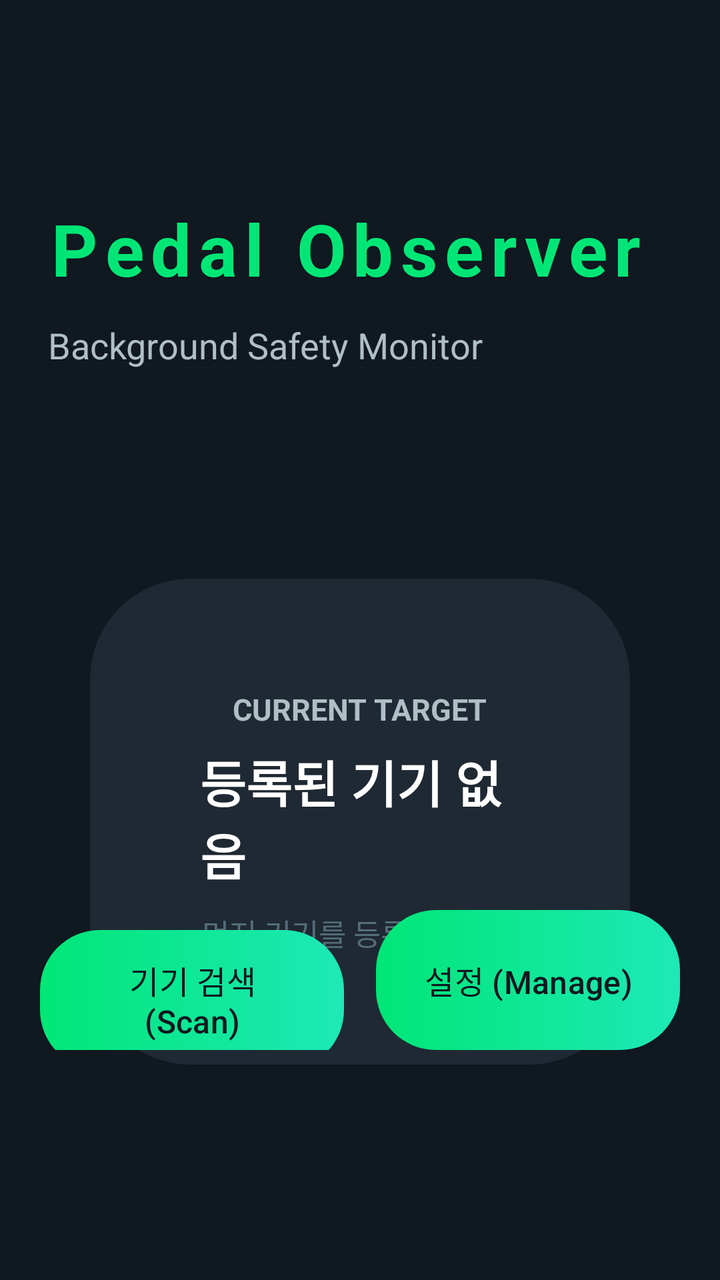
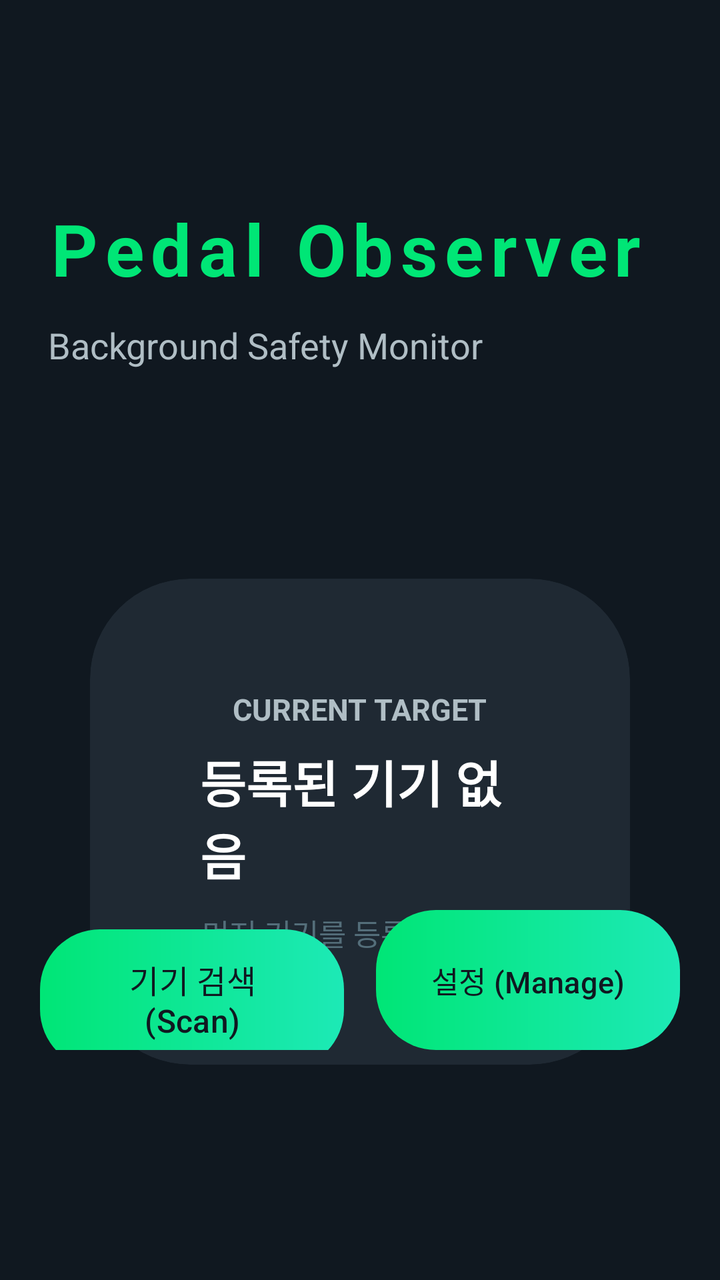

The first picture is an Android layout as it rendered before a commit; the second is the same layout after the commit. The layout source and the unified diff follow.
<!-- AndroidManifest.xml: application theme Theme.AGproject -->
<!-- res/layout/activity_main.xml -->
<?xml version="1.0" encoding="utf-8"?>
<androidx.constraintlayout.widget.ConstraintLayout
    xmlns:android="http://schemas.android.com/apk/res/android"
    xmlns:app="http://schemas.android.com/apk/res-auto"
    android:layout_width="match_parent"
    android:layout_height="match_parent"
    android:background="@color/bg_dark">

    <ImageView
        android:id="@+id/ivBackground"
        android:layout_width="match_parent"
        android:layout_height="match_parent"
        android:scaleType="centerCrop"
        android:contentDescription="Background Image"
        app:layout_constraintTop_toTopOf="parent"
        app:layout_constraintBottom_toBottomOf="parent"
        app:layout_constraintStart_toStartOf="parent"
        app:layout_constraintEnd_toEndOf="parent" />

    <View
        android:layout_width="match_parent"
        android:layout_height="match_parent"
        android:background="@color/bg_dark" />

    <TextView
        android:id="@+id/tvAppTitle"
        android:layout_width="wrap_content"
        android:layout_height="wrap_content"
        android:layout_marginTop="100dp"
        android:layout_marginStart="24dp"
        android:text="@string/app_title"
        android:textColor="@color/accent_blue"
        android:textSize="36sp"
        android:textStyle="bold"
        android:letterSpacing="0.1"
        app:layout_constraintTop_toTopOf="parent"
        app:layout_constraintStart_toStartOf="parent" />

    <TextView
        android:layout_width="wrap_content"
        android:layout_height="wrap_content"
        android:layout_marginTop="12dp"
        android:layout_marginStart="24dp"
        android:text="@string/app_subtitle"
        android:textColor="@color/text_gray"
        android:textSize="18sp"
        app:layout_constraintTop_toBottomOf="@id/tvAppTitle"
        app:layout_constraintStart_toStartOf="parent" />

    <com.google.android.material.card.MaterialCardView
        android:id="@+id/cardCurrentTarget"
        android:layout_width="match_parent"
        android:layout_height="wrap_content"
        android:layout_marginTop="105dp"
        android:layout_marginHorizontal="45dp"
        app:cardBackgroundColor="@color/bg_card"
        app:cardCornerRadius="@dimen/card_corner_radius"
        app:cardElevation="0dp"
        app:strokeWidth="0dp"
        app:strokeColor="@color/accent_blue"
        app:layout_constraintTop_toBottomOf="@id/tvAppTitle"
        app:layout_constraintBottom_toBottomOf="parent"
        app:layout_constraintVertical_bias="0.25">

        <LinearLayout
            android:layout_width="match_parent"
            android:layout_height="wrap_content"
            android:orientation="vertical"
            android:padding="55dp"
            android:gravity="center">

            <TextView
                android:layout_width="wrap_content"
                android:layout_height="wrap_content"
                android:text="@string/label_current_target"
                android:textColor="@color/text_gray"
                android:textSize="15sp"
                android:textStyle="bold"/>

            <TextView
                android:id="@+id/tvTargetName"
                android:layout_width="wrap_content"
                android:layout_height="wrap_content"
                android:layout_marginTop="8dp"
                android:text="@string/no_device_registered"
                android:textColor="@color/text_white"
                android:textSize="25sp"
                android:textStyle="bold"/>

            <TextView
                android:id="@+id/tvTargetAddress"
                android:layout_width="wrap_content"
                android:layout_height="wrap_content"
                android:layout_marginTop="10dp"
                android:text="@string/register_prompt"
                android:textColor="@color/text_hint"
                android:textSize="15sp"/>
        </LinearLayout>

    </com.google.android.material.card.MaterialCardView>

    <LinearLayout
        android:layout_width="match_parent"
        android:layout_height="wrap_content"
        android:orientation="horizontal"
        android:layout_marginBottom="115dp"
        android:layout_marginHorizontal="20dp"
        app:layout_constraintBottom_toBottomOf="parent"
        app:layout_constraintStart_toStartOf="parent"
        app:layout_constraintEnd_toEndOf="parent">

        <com.google.android.material.button.MaterialButton
            android:id="@+id/btnGoScan"
            android:layout_width="0dp"
            android:layout_height="70dp"
            android:layout_weight="1"
            android:layout_marginEnd="8dp"
            android:text="@string/btn_scan"
            android:textColor="#101820"
            android:textSize="16dp"
            android:background="@drawable/bg_mint_gradient"
            app:backgroundTint="@null"
            app:strokeColor="#101820"
            app:strokeWidth="1dp"
            app:cornerRadius="12dp" />

        <com.google.android.material.button.MaterialButton
            android:id="@+id/btnGoManager"
            android:layout_width="0dp"
            android:layout_height="70dp"
            android:layout_weight="1"
            android:layout_marginStart="8dp"
            android:text="@string/btn_manage"
            android:textColor="#101820"
            android:textSize="16dp"
            android:background="@drawable/bg_mint_gradient"
            app:backgroundTint="@null"
            app:strokeColor="#101820"
            app:cornerRadius="12dp"/>

    </LinearLayout>

</androidx.constraintlayout.widget.ConstraintLayout>
<!-- resources referenced by this layout -->
<resources>
  <color name="accent_blue">#00E676</color>
  <color name="bg_card">#1F2933</color>
  <color name="bg_dark">#101820</color>
  <color name="text_gray">#B0BEC5</color>
  <color name="text_hint">#546E7A</color>
  <color name="text_white">#FFFFFF</color>
  <dimen name="card_corner_radius">50dp</dimen>
  <!-- drawable bg_mint_gradient (drawable) -->
  <?xml version="1.0" encoding="utf-8"?>
  <shape xmlns:android="http://schemas.android.com/apk/res/android">
    <gradient
        android:startColor="#00E676"
        android:endColor="#1DE9B6"
        android:angle="0" /> <corners android:radius="30dp" />
  </shape>
  <string name="app_subtitle">Background Safety Monitor</string>
  <string name="app_title">Pedal Observer</string>
  <string name="btn_manage">설정 (Manage)</string>
  <string name="btn_scan">기기 검색 (Scan)</string>
  <string name="label_current_target">CURRENT TARGET</string>
  <string name="no_device_registered">등록된 기기 없음</string>
  <string name="register_prompt">먼저 기기를 등록해주세요</string>
  <style name="Theme.AGproject" parent="Base.Theme.AGproject" />
  <style name="Base.Theme.AGproject" parent="Theme.Material3.DayNight.NoActionBar">
          
          
      </style>
</resources>

<!-- the commit's change to res/layout/activity_main.xml (unified diff, before → after) -->
@@ -132,7 +132,7 @@
             android:layout_marginStart="8dp"
             android:text="@string/btn_manage"
             android:textColor="#101820"
-            android:textSize="16dp"
+            android:textSize="15dp"
             android:background="@drawable/bg_mint_gradient"
             app:backgroundTint="@null"
             app:strokeColor="#101820"
